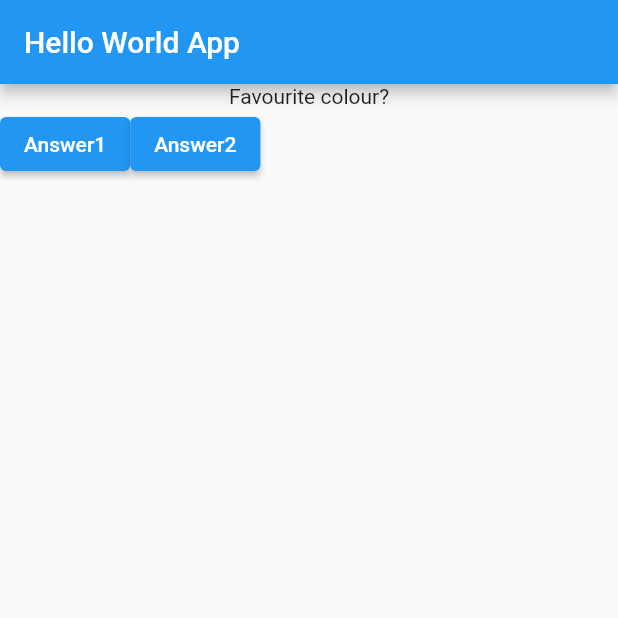
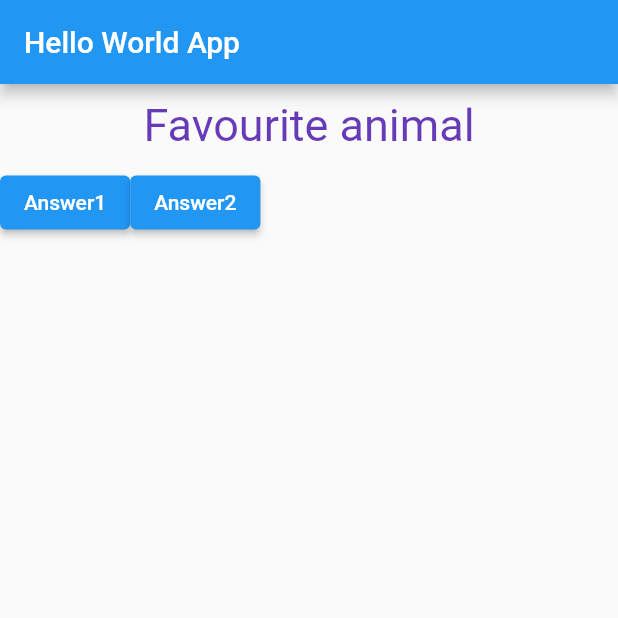
Before and after one commit to Sangamesh77/Flutter_tutorials, a Flutter app: the screen it shows after launch, after a tap on "Answer1", on a phone screen of 412 x 824 dp, the top half of it. Run offline on Flutter 3.47's test engine with Material 2 defaults, Android fonts, the phone set to English and light mode, and no system bars.

Commit message:
Intermediate commit.

```diff
--- /dev/null
+++ b/lib/Question_widget.dart
@@ -0,0 +1,19 @@
+import 'package:flutter/material.dart';
+
+class Question extends StatelessWidget {
+  final String _question;
+
+  Question(this._question);
+
+  @override
+  Widget build(BuildContext context) {
+    return Container(
+        width: double.infinity,
+        margin: EdgeInsets.all(10),
+        child: Text(
+          _question,
+          style: TextStyle(color: Colors.deepPurple, fontSize: 30),
+          textAlign: TextAlign.center,
+        ));
+  }
+}
--- a/lib/main.dart
+++ b/lib/main.dart
@@ -1,4 +1,5 @@
 import 'package:flutter/material.dart';
+import './Question_widget.dart';
 
 // void main(){
 //   runApp(MyApp());
@@ -6,12 +7,41 @@ import 'package:flutter/material.dart';
 
 void main() => runApp(MyApp());
 
-class MyApp extends StatelessWidget {
+class MyApp extends StatefulWidget {
   @override
+  State<StatefulWidget> createState() {
+    // TODO: implement createState
+    return _MyAppState();
+  }
+}
+
+class _MyAppState extends State<MyApp> {
   var questionIndex = 0;
+
+  @override
   Widget build(BuildContext context) {
+    // void answerPrinter(String value) {
+    //   print("$value clicked!");
+    //   if(questionIndex < 1)
+    //     setState(() {
+    //       questionIndex += 1;
+    //     });
+    //   else{
+    //     setState(() {
+    //       questionIndex -= 1;
+    //     });
+    //   }
+    // }
+
     void answerPrinter(String value) {
       print("$value clicked!");
+      if (questionIndex < 1) {
+        questionIndex += 1;
+        setState(() {});
+      } else {
+        questionIndex -= 1;
+        setState(() {});
+      }
     }
 
     void answerPrinter1() {
@@ -29,17 +59,17 @@ class MyApp extends StatelessWidget {
           title: Text("Hello World App"),
         ),
         body: Column(children: <Widget>[
-          Text(
+          Question(
             questions[questionIndex],
           ),
           Row(
             children: <Widget>[
               ElevatedButton(
-                onPressed: answerPrinter1,
+                onPressed: () => answerPrinter("Answer 1"),
                 child: Text("Answer1"),
               ),
               ElevatedButton(
-                onPressed: () => answerPrinter("Answer2"),
+                onPressed: () => answerPrinter("Answer 2"),
                 child: Text("Answer2"),
               )
             ],
```
